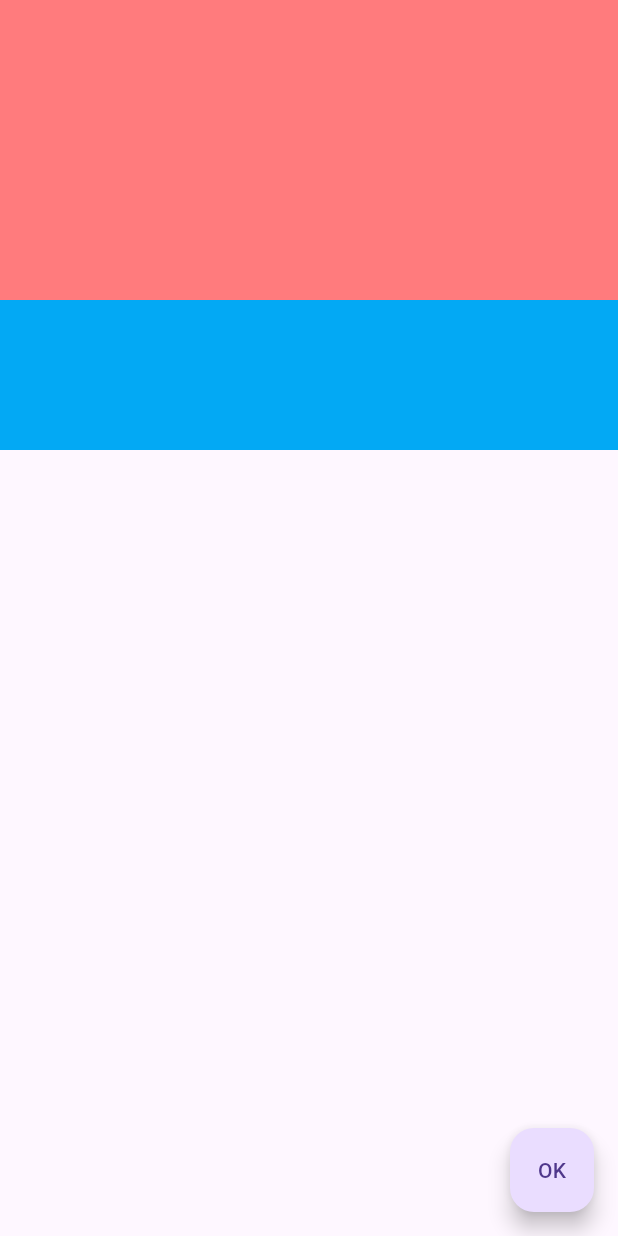
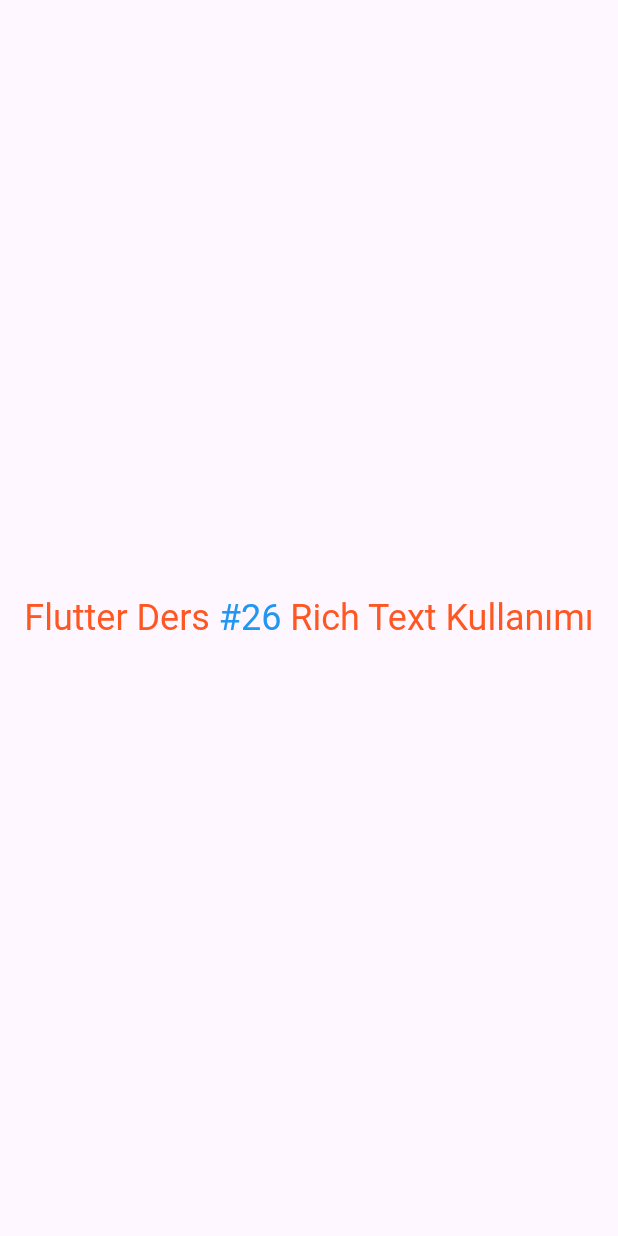
Before and after one commit to ilhamimetin/flutter, a Flutter app: the screen it shows after launch, on a phone screen of 412 x 824 dp. Run offline on Flutter 3.47's test engine with Material 3 defaults, Android fonts, the phone set to English and light mode, and no system bars.

Commit message:
26 RichText ve TextSpan Widget

```diff
--- a/lib/screens/home_screen.dart
+++ b/lib/screens/home_screen.dart
@@ -16,34 +16,20 @@ class _HomeScreenState extends State<HomeScreen> {
   @override
   Widget build(BuildContext context) {
     return Scaffold(
-        floatingActionButton: FloatingActionButton(
-          onPressed: setValue,
-          child: Text("OK"),
+      body: Center(
+        child: RichText(
+          text: TextSpan(
+              text: "Flutter Ders ",
+              style: TextStyle(
+                fontSize: 24,
+                color: Colors.deepOrange,
+              ),
+              children: [
+                TextSpan(text: "#26 ", style: TextStyle(color: Colors.blue)),
+                TextSpan(text: "Rich Text Kullanımı"),
+              ]),
         ),
-        body: Column(
-          children: [
-            Opacity(
-              opacity: _value ? 1 : 0.75,
-              child: Container(
-                height: 200,
-                color: Colors.redAccent,
-              ),
-            ),
-            Visibility(
-              visible: _value,
-              child: Expanded(
-                flex: 3,
-                child: Container(
-                  height: 100,
-                  color: Colors.blueGrey.shade200,
-                ),
-              ),
-            ),
-            Container(
-              height: 100,
-              color: Colors.lightBlue,
-            )
-          ],
-        ));
+      ),
+    );
   }
 }
```
